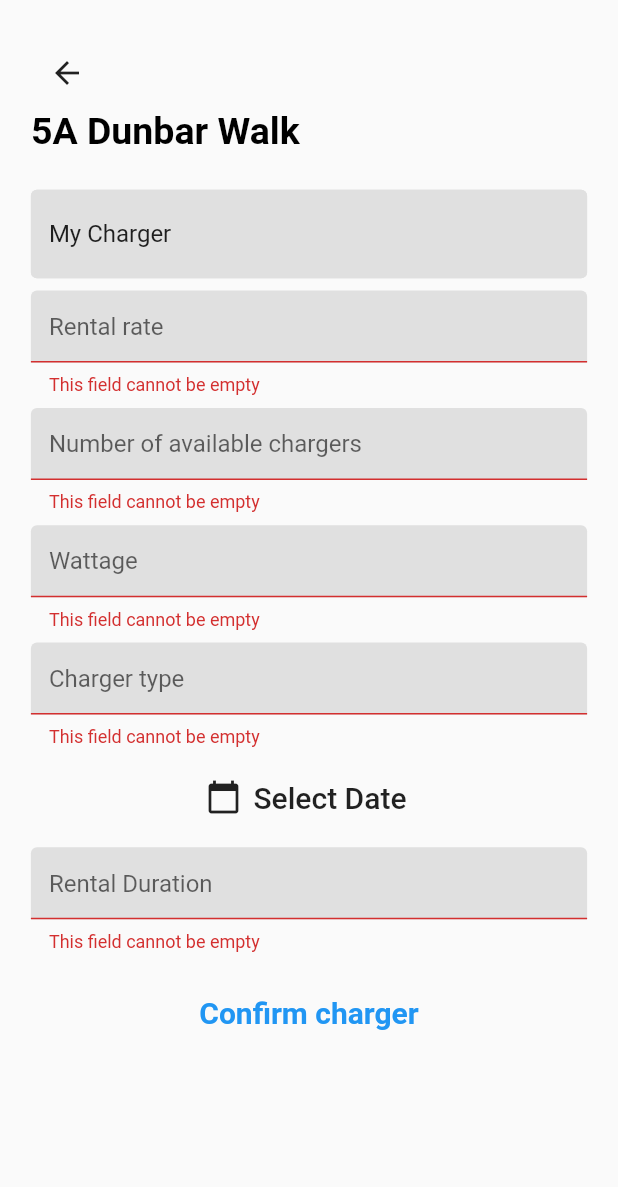
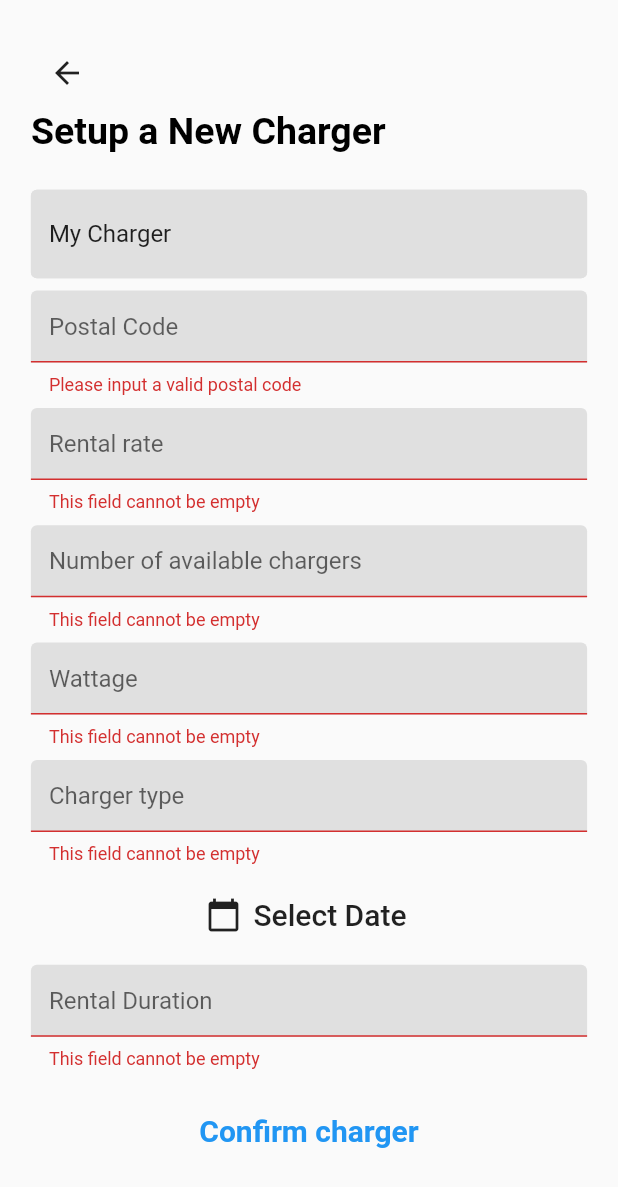
Before and after one commit to xRossKoh/chargEV, a Flutter app: the ChargerSetUp screen opened directly, after a tap on "Confirm charger", on a phone screen of 412 x 824 dp. Shown: the top 1187 px of the screen. Run offline on Flutter 3.47's test engine with Material 2 defaults, Android fonts, the phone set to English and light mode, and no system bars; our stand-ins replace cloud_firestore, firebase_auth, firebase_core, flutter_map, geocoding, latlong2; missing offline and left inert: duration; accounts and stored records are empty.

Commit message:
Implement Location selection.
Users can provide their charger's address when setting up their charger
by providing their postal code.

```diff
--- a/lib/screens/charger_setup.dart
+++ b/lib/screens/charger_setup.dart
@@ -1,9 +1,12 @@
 import 'package:charg_ev/constants.dart';
+import 'package:charg_ev/screens/location_selector.dart';
 import 'package:flutter/material.dart';
 import 'package:charg_ev/components/location_appbar.dart';
 import 'package:charg_ev/models/charger.dart';
 import 'package:flutter/services.dart';
-import 'package:intl/intl.dart';
+import 'package:flutter_map/flutter_map.dart';
+import 'package:latlong2/latlong.dart';
+import 'package:geocoding/geocoding.dart';
 
 class FieldValidators {
   static String stringValidator(String val) {
@@ -17,6 +20,11 @@ class FieldValidators {
             ? 'Please enter a valid decimal rate'
             : null;
   }
+
+  //TODO ensure postal codes are integers only
+  static String postalCodeValidator(String val) {
+    return val.length != 6 ? 'Please input a valid postal code' : null;
+  }
 }
 
 class ChargerSetUp extends StatefulWidget {
@@ -29,6 +37,9 @@ class ChargerSetUp extends StatefulWidget {
 class _ChargerSetUpState extends State<ChargerSetUp> {
   final _formKey = GlobalKey<FormState>();
 
+  bool isAddressSet = false;
+  LatLng coords;
+
   // // text editing controllers
   TextEditingController rateEditingController = new TextEditingController();
   TextEditingController totalEditingController = new TextEditingController();
@@ -37,6 +48,38 @@ class _ChargerSetUpState extends State<ChargerSetUp> {
   TextEditingController durationEditingController = new TextEditingController();
   TextEditingController nicknameEditingController =
       new TextEditingController(text: 'My Charger');
+  TextEditingController postalCodeController = TextEditingController();
+  TextEditingController addressEditingController = TextEditingController();
+  MapController displayMapController = MapController();
+
+  @override
+  void initState() {
+    super.initState();
+    postalCodeController.addListener(() {
+      if (postalCodeController.text.length == 6 &&
+          addressEditingController.text.isEmpty) {
+        locationFromAddress(postalCodeController.text).then((data) {
+          setState(() {
+            coords = LatLng(data[0]?.latitude, data[0]?.longitude);
+          });
+          return placemarkFromCoordinates(
+              data[0]?.latitude, data[0]?.longitude);
+        }).then((placemarks) {
+          String street = placemarks[0].street;
+          addressEditingController.value = TextEditingValue(text: street);
+          setState(() {
+            isAddressSet = true;
+          });
+        }).catchError((error) {
+          print(error);
+          //TODO handle this error in validator
+          if (error is NoResultFoundException) {
+            postalCodeController.value = TextEditingValue.empty;
+          }
+        });
+      }
+    });
+  }
 
   @override
   void dispose() {
@@ -57,15 +100,16 @@ class _ChargerSetUpState extends State<ChargerSetUp> {
     return Scaffold(
       resizeToAvoidBottomInset: false,
       body: SafeArea(
+        child: SingleChildScrollView(
           child: Column(
             children: [
               LocationAppBar(
-              location: '5A Dunbar Walk',
+                location: 'Setup a New Charger',
                 withCurrentLocation: false,
               ),
               Padding(
-              padding: EdgeInsets.fromLTRB(
-                  size.width * 0.05, size.height * 0.03, size.width * 0.05, 0),
+                padding: EdgeInsets.fromLTRB(size.width * 0.05,
+                    size.height * 0.03, size.width * 0.05, 0),
                 child: Form(
                   key: _formKey,
                   child: Column(
@@ -77,6 +121,58 @@ class _ChargerSetUpState extends State<ChargerSetUp> {
                         validator: (val) =>
                             val.isEmpty ? 'Give a name for this charger' : null,
                       ),
+                      SizedBox(height: size.height * 0.01),
+                      TextFormField(
+                          controller: postalCodeController,
+                          decoration: textInputDecoration.copyWith(
+                              hintText: 'Postal Code'),
+                          validator: FieldValidators.postalCodeValidator),
+                      if (isAddressSet) ...[
+                        SizedBox(height: size.height * 0.01),
+                        TextFormField(
+                          controller: addressEditingController,
+                          decoration:
+                              textInputDecoration.copyWith(hintText: 'Address'),
+                          //validator: FieldValidators.postalCodeValidator
+                        ),
+                        SizedBox(height: size.height * 0.01),
+                        Stack(
+                            alignment: AlignmentDirectional.center,
+                            children: [
+                              SizedBox(
+                                  height: 100,
+                                  width:
+                                      MediaQuery.of(context).size.width * 0.8,
+                                  child: FlutterMap(
+                                    mapController: displayMapController,
+                                    options: MapOptions(
+                                        center: coords,
+                                        zoom: 16.5,
+                                        interactiveFlags: InteractiveFlag.none),
+                                    layers: [
+                                      new TileLayerOptions(
+                                          urlTemplate:
+                                              "https://{s}.tile.openstreetmap.org/{z}/{x}/{y}.png",
+                                          subdomains: ['a', 'b', 'c']),
+                                    ],
+                                  )),
+                              Icon(Icons.location_pin),
+                            ]),
+                        ElevatedButton(
+                          child: Text("Set Precise Location"),
+                          onPressed: () async {
+                            LatLng targetCoordinate = await Navigator.push(
+                                context,
+                                MaterialPageRoute(
+                                    builder: (context) => LocationSelector(
+                                        initialCoords:
+                                            displayMapController.center)));
+                            targetCoordinate ??= coords;
+                            displayMapController.move(
+                                targetCoordinate, displayMapController.zoom);
+                          },
+                        )
+                      ],
                       SizedBox(height: size.height * 0.01),
                       TextFormField(
                         controller: rateEditingController,
@@ -180,8 +276,9 @@ class _ChargerSetUpState extends State<ChargerSetUp> {
                                 context, '/setup_confirmation',
                                 arguments: Charger(
                                   nickname: nicknameEditingController.text,
-                                location: '5A Dunbar Walk',
-                                rate: double.parse(rateEditingController.text),
+                                  location: addressEditingController.text,
+                                  rate:
+                                      double.parse(rateEditingController.text),
                                   available:
                                       int.parse(totalEditingController.text),
                                   total: int.parse(totalEditingController.text),
@@ -193,7 +290,8 @@ class _ChargerSetUpState extends State<ChargerSetUp> {
                                       int.parse(durationEditingController.text),
                                 ));
                             if (result == true) {
-                            Navigator.pushReplacementNamed(context, '/my_chargers');
+                              Navigator.pushReplacementNamed(
+                                  context, '/my_chargers');
                             }
                           }
                         },
@@ -213,6 +311,7 @@ class _ChargerSetUpState extends State<ChargerSetUp> {
             ],
           ),
         ),
+      ),
     );
   }
 }
--- a/pubspec.yaml
+++ b/pubspec.yaml
@@ -33,6 +33,8 @@ dependencies:
   provider: ^5.0.0
   intl: ^0.17.0
   duration: ^3.0.6
+  flutter_map: ^0.14.0
+  geocoding: ^2.0.1
 
 dev_dependencies:
   flutter_test:
```
Also changed, not shown: lib/screens/location_selector.dart (added, +128 -0 lines), pubspec.lock, 1 other file. Lines whose indentation alone changed are shown as unchanged.
